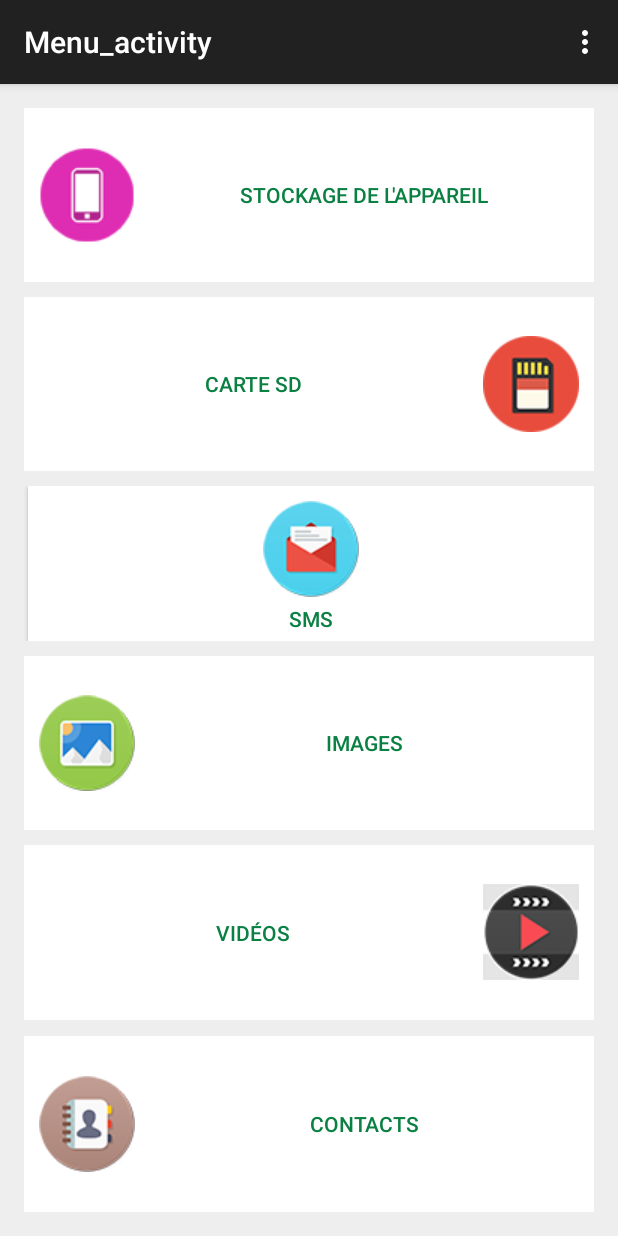
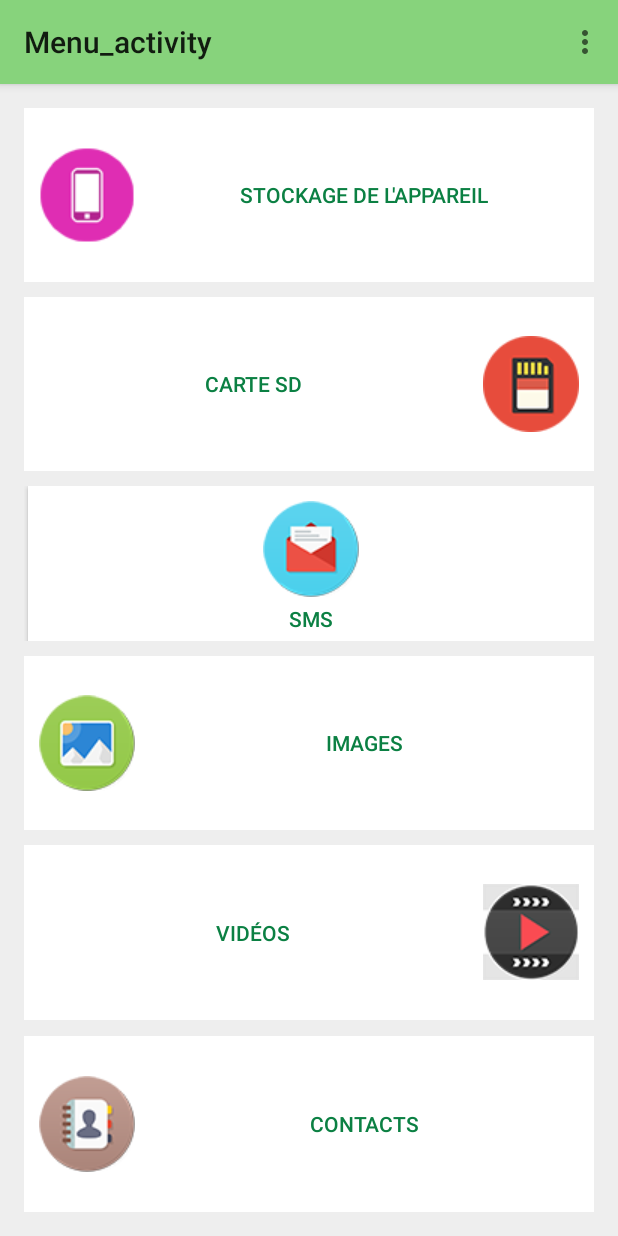
Before and after one commit to CharlyEtu/Zip-it, an Android app: the screen it shows after launch (Menu_activity), on a phone screen of 412 x 824 dp. Run offline under Robolectric (Android 15) with nearby library versions, the phone set to English and light mode, and no system bars.

Commit message:
Action bar colored and support lolipop and non lolipop sdk

```diff
--- a/Zipit/app/src/main/java/com/capella/zipit/activity/Menu_activity.java
+++ b/Zipit/app/src/main/java/com/capella/zipit/activity/Menu_activity.java
@@ -10,6 +10,7 @@ import android.view.MenuItem;
 import android.view.View;
 import android.view.View.OnClickListener;
 import android.widget.Button;
+import android.widget.Toolbar;
 
 import com.capella.zipit.R;
 
@@ -22,6 +23,8 @@ import com.capella.zipit.R;
  * compressé (compression de chaine  de caracteres).
  */
 public class Menu_activity extends ActionBarActivity {
+
+	private android.support.v7.widget.Toolbar toolbar;
 
 	/*declaration de tous les boutons de la vue*/
 	private Button btn_local = null;
@@ -44,6 +47,9 @@ public class Menu_activity extends ActionBarActivity {
 	protected void onCreate(Bundle savedInstanceState) {
 		super.onCreate(savedInstanceState);
 		setContentView(R.layout.activity_menu_activity);
+
+		toolbar = (android.support.v7.widget.Toolbar) findViewById(R.id.tool_bar);
+		setSupportActionBar(toolbar);
 
 		//On récupère tous les boutons du menu
 		btn_local = (Button) findViewById(R.id.btn_internal);
--- a/Zipit/app/src/main/res/layout/activity_menu_activity.xml
+++ b/Zipit/app/src/main/res/layout/activity_menu_activity.xml
@@ -1,5 +1,16 @@
 <RelativeLayout xmlns:android="http://schemas.android.com/apk/res/android"
                 xmlns:tools="http://schemas.android.com/tools"
+                android:layout_width="match_parent"
+                android:layout_height="match_parent"
+                tools:context="com.capella.zipit.activity.Menu_activity">
+
+    <include
+        android:id="@+id/tool_bar"
+        layout="@layout/tool_bar"
+        ></include>
+
+    <RelativeLayout
+        android:layout_below="@+id/tool_bar"
         android:layout_width="match_parent"
         android:layout_height="match_parent"
         android:paddingLeft="@dimen/activity_horizontal_margin"
@@ -7,7 +18,7 @@
         android:paddingTop="@dimen/activity_vertical_margin"
         android:paddingBottom="@dimen/activity_vertical_margin"
         android:background="@color/menu_activity_background"
-                tools:context="com.capella.zipit.activity.Menu_activity">
+        >
 
         <TableLayout
             android:layout_width="match_parent"
@@ -187,3 +198,7 @@
         </TableLayout>
 
     </RelativeLayout>
+
+
+
+</RelativeLayout>
--- /dev/null
+++ b/Zipit/app/src/main/res/layout/tool_bar.xml
@@ -0,0 +1,10 @@
+<?xml version="1.0" encoding="utf-8"?>
+<android.support.v7.widget.Toolbar xmlns:android="http://schemas.android.com/apk/res/android"
+    android:layout_width="match_parent"
+    android:layout_height="wrap_content"
+    android:background="@color/ColorPrimary"
+    android:elevation="4dp"
+
+    >
+
+</android.support.v7.widget.Toolbar>
--- /dev/null
+++ b/Zipit/app/src/main/res/menu/global.xml
@@ -0,0 +1,5 @@
+<menu xmlns:android="http://schemas.android.com/apk/res/android"
+    xmlns:app="http://schemas.android.com/apk/res-auto">
+    <item android:id="@+id/action_settings" android:title="@string/action_settings"
+        android:orderInCategory="100" app:showAsAction="never" />
+</menu>
--- a/Zipit/app/src/main/res/values/colors.xml
+++ b/Zipit/app/src/main/res/values/colors.xml
@@ -3,4 +3,6 @@
     <color name="menu_activity_background">#eeeeee</color>
     <color name="menu_activity_row_background">#ffffff</color>
     <color name="menu_activity_string_color">#0b8043</color>
+    <color name="ColorPrimary">#87d37c</color>
+    <color name="ColorPrimaryDark">#7abf70</color>
 </resources>
--- a/Zipit/app/src/main/res/values/dimens.xml
+++ b/Zipit/app/src/main/res/values/dimens.xml
@@ -2,4 +2,8 @@
     <!-- Default screen margins, per the Android Design guidelines. -->
     <dimen name="activity_horizontal_margin">16dp</dimen>
     <dimen name="activity_vertical_margin">16dp</dimen>
+
+    <!-- Per the design guidelines, navigation drawers should be between 240dp and 320dp:
+         https://developer.android.com/design/patterns/navigation-drawer.html -->
+    <dimen name="navigation_drawer_width">240dp</dimen>
 </resources>
--- a/Zipit/app/src/main/res/values/styles.xml
+++ b/Zipit/app/src/main/res/values/styles.xml
@@ -1,8 +1,10 @@
 <resources>
 
     <!-- Base application theme. -->
-    <style name="AppTheme" parent="Theme.AppCompat.Light.DarkActionBar">
+    <style name="AppTheme" parent="Theme.AppCompat.Light.NoActionBar">
         <!-- Customize your theme here. -->
+        <item name="colorPrimary">@color/ColorPrimary</item>
+        <item name="colorPrimaryDark">@color/ColorPrimaryDark</item>
     </style>
 
 </resources>
```
Also changed, not shown: Zipit/app/src/main/res/layout/activity_burger_menu_activity.xml (added, +25 -0 lines), Zipit/app/src/main/res/menu/burger_menu_activity.xml (added, +9 -0 lines), Zipit/app/src/main/res/values/strings.xml (+10 -0 lines), Zipit/app/src/main/res/drawable-hdpi/drawer_shadow.9.png (added), Zipit/app/src/main/res/drawable-hdpi/ic_drawer.png (added), Zipit/app/src/main/res/drawable-mdpi/drawer_shadow.9.png (added), Zipit/app/src/main/res/drawable-mdpi/ic_drawer.png (added), Zipit/app/src/main/res/drawable-xhdpi/drawer_shadow.9.png (added), Zipit/app/src/main/res/drawable-xhdpi/ic_drawer.png (added), Zipit/app/src/main/res/drawable-xxhdpi/drawer_shadow.9.png (added), Zipit/app/src/main/res/drawable-xxhdpi/ic_drawer.png (added). Lines whose indentation alone changed are shown as unchanged.
